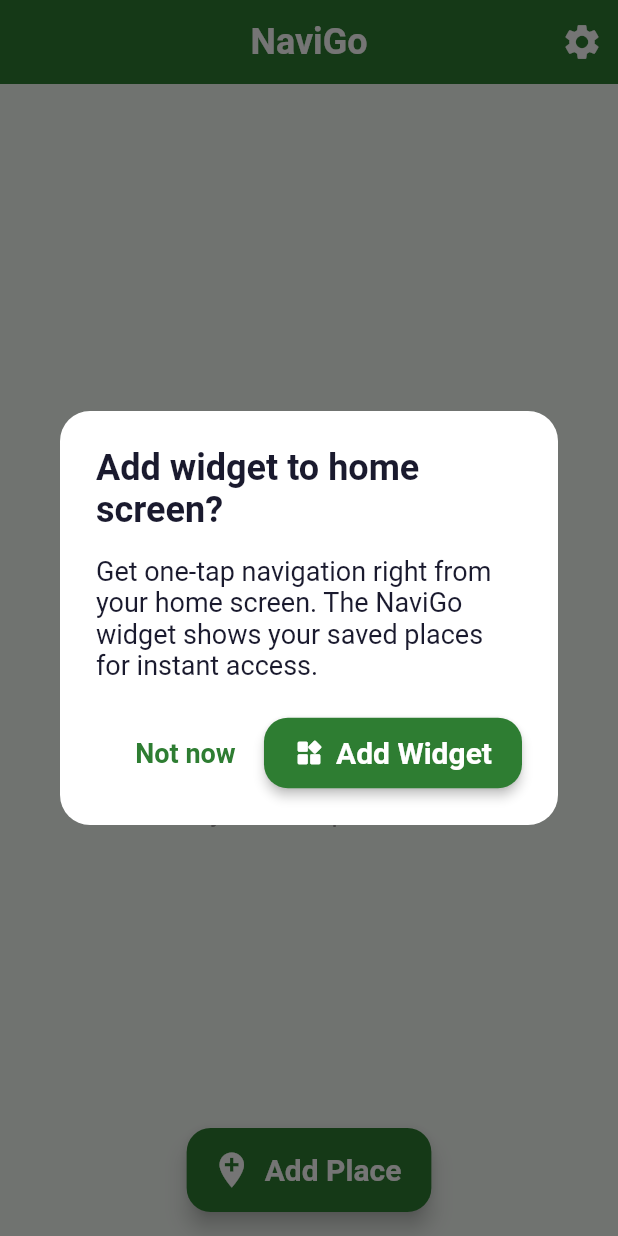
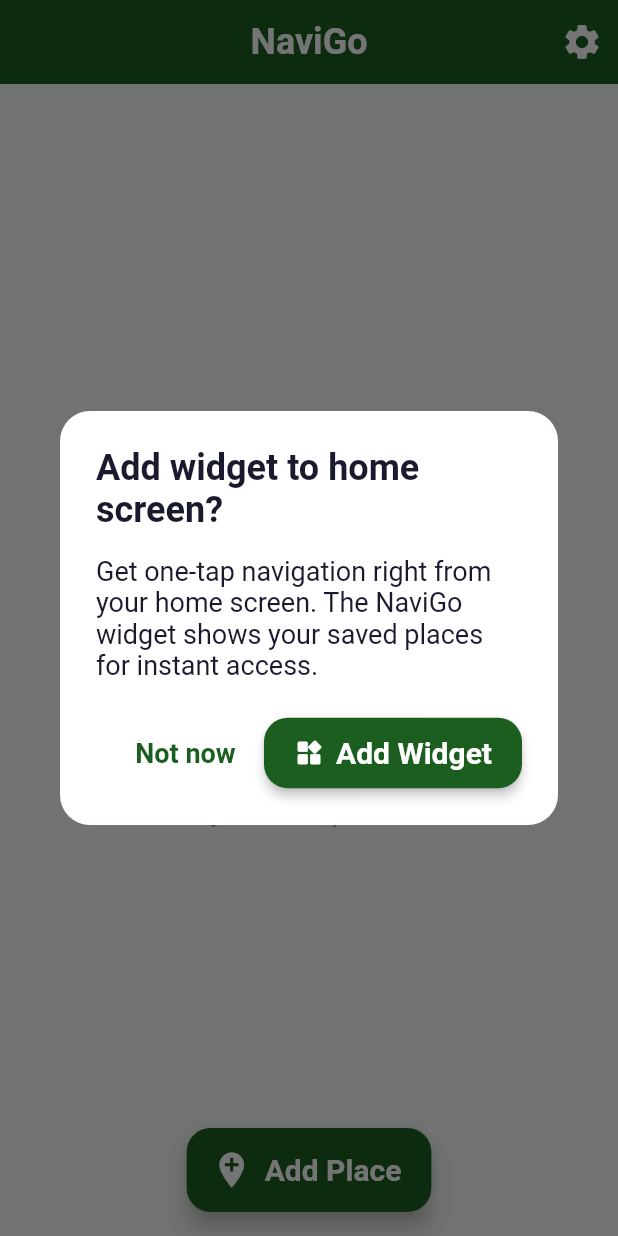
Before and after one commit to navigo-widget/location-shortcut-widget, a Flutter app: the screen it shows after launch, after a tap on the "settings" icon, on a phone screen of 412 x 824 dp. Run offline on Flutter 3.47's test engine with Material 3 defaults, Android fonts, the phone set to English and light mode, and no system bars; our stand-ins replace flutter_riverpod, go_router, hive_ce, hive_ce_flutter, share_plus; missing offline and left inert: home_widget; accounts and stored records are empty; generated files the repository leaves out were written again.

Commit message:
Deepen green palette and fix settings selection highlight
- Primary shifted darker: #2E7D32 → #1B5E20, light: #388E3C → #2E7D32
- Surface shifted darker: #1B5E20 → #0d3b12
- Fix grey highlight on theme selector tiles in Settings: replace
  primaryColor.withAlpha(25) with colorScheme.primaryContainer so
  the selected state shows a proper green tint instead of near-invisible grey

Co-Authored-By: Claude Sonnet 4.6 <noreply@anthropic.com>

```diff
--- a/lib/screens/settings_screen.dart
+++ b/lib/screens/settings_screen.dart
@@ -292,7 +292,7 @@ class _ThemeOptionTile extends StatelessWidget {
     final primaryColor = theme.colorScheme.primary;
 
     return Card(
-      color: isSelected ? primaryColor.withAlpha(25) : theme.cardTheme.color,
+      color: isSelected ? theme.colorScheme.primaryContainer : theme.cardTheme.color,
       shape: RoundedRectangleBorder(
         borderRadius: BorderRadius.circular(16),
         side: isSelected
--- a/lib/theme/app_theme.dart
+++ b/lib/theme/app_theme.dart
@@ -5,11 +5,11 @@ import 'package:flutter/material.dart';
 class AppTheme {
   AppTheme._();
 
-  // Core brand color — metallic forest green, works on both light and dark
-  static const Color brandBlue = Color(0xFF2E7D32);       // forest green (primary)
-  static const Color brandBlueLight = Color(0xFF388E3C);  // lighter green
-  static const Color brandBlueSurface = Color(0xFF1B5E20); // deep green
-  static const Color accentOrange = Color(0xFFFF8F00);    // amber accent (unchanged)
+  // Core brand color — deep forest green, works on both light and dark
+  static const Color brandBlue = Color(0xFF1B5E20);        // deep forest green (primary)
+  static const Color brandBlueLight = Color(0xFF2E7D32);   // forest green
+  static const Color brandBlueSurface = Color(0xFF0d3b12); // very deep green
+  static const Color accentOrange = Color(0xFFFF8F00);     // amber accent (unchanged)
 
   // ─── Light Theme ───────────────────────────────────────────────
 
@@ -64,7 +64,7 @@ class AppTheme {
       colorScheme: const ColorScheme.dark(
         primary: Color(0xFF69F0AE),          // mint green
         onPrimary: Colors.black,
-        primaryContainer: brandBlueSurface,  // deep forest green
+        primaryContainer: Color(0xFF1B5E20),  // deep green — selected tile bg in dark mode
         secondary: accentOrange,
         onSecondary: Colors.black,
         error: Color(0xFFEF5350),
```
